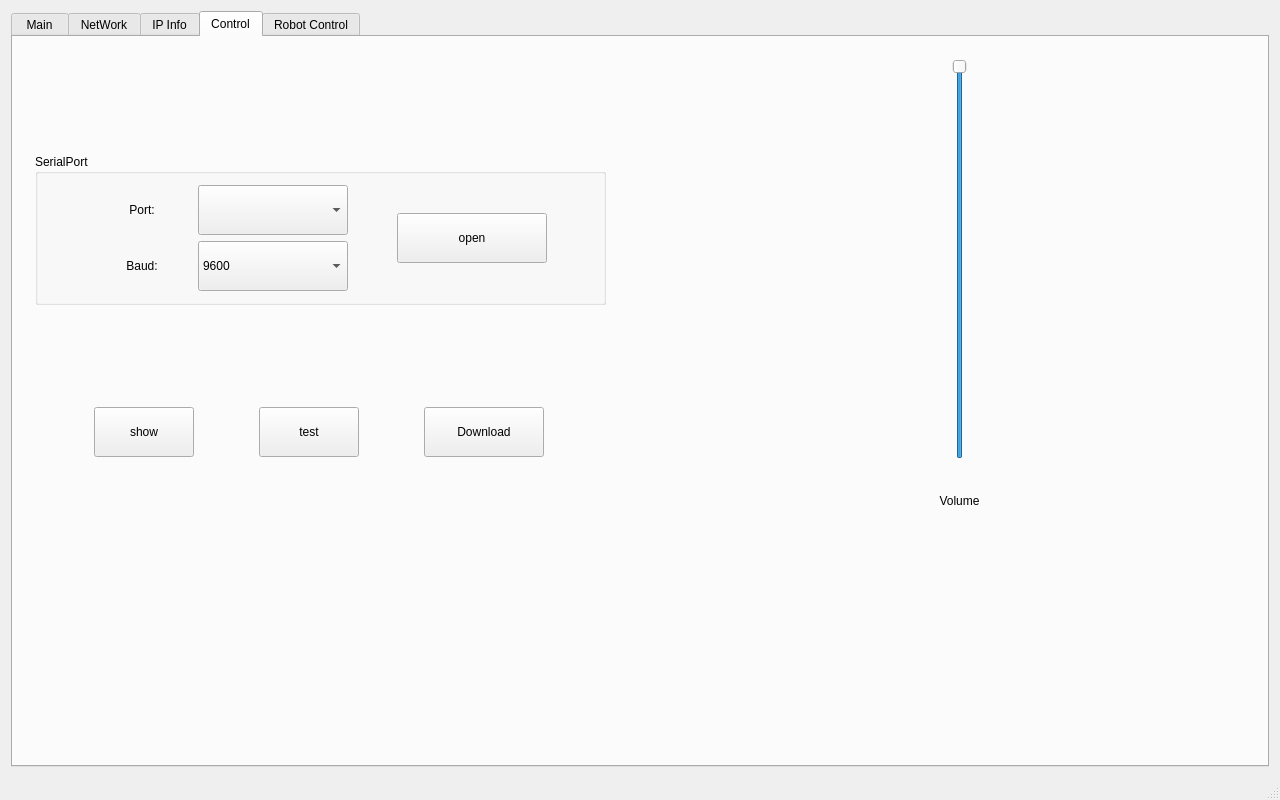
Before: the Qt Designer form mainwindow.ui in wylnii/service-robot, drawn with Qt 5.
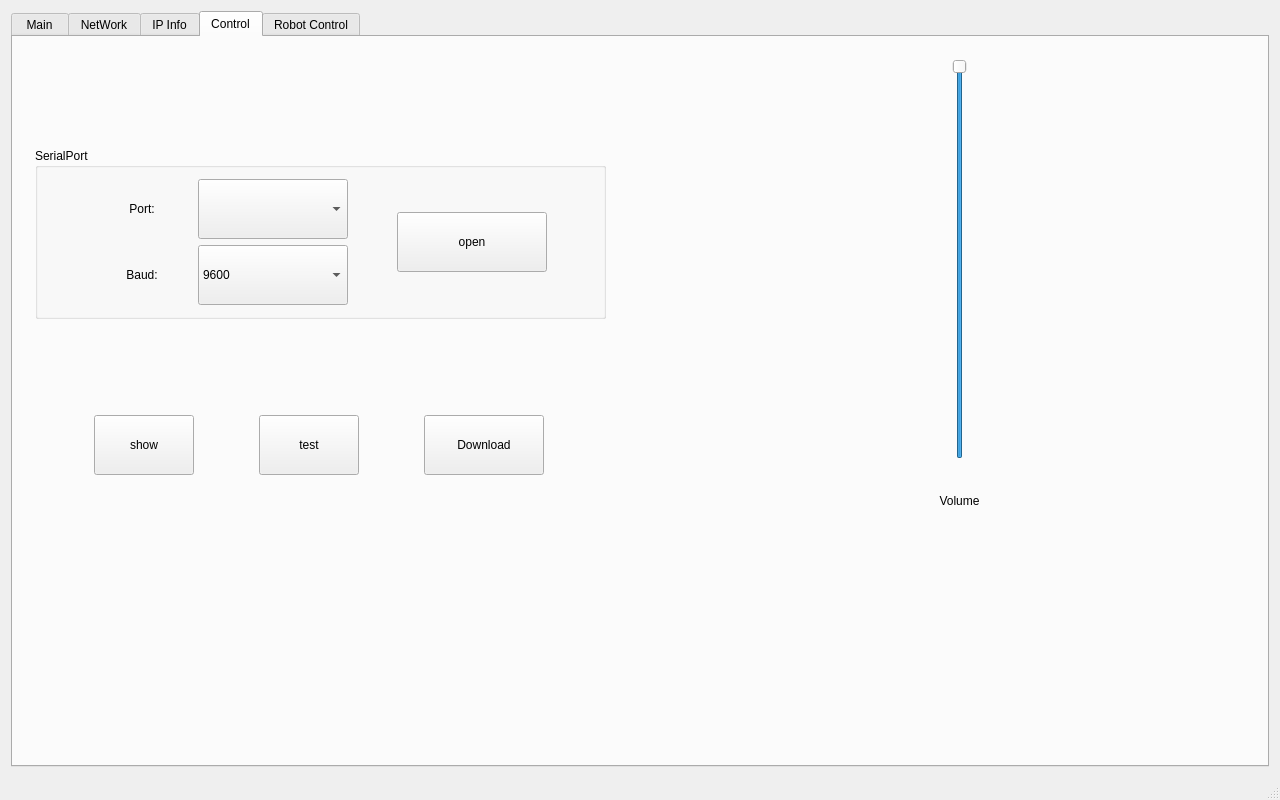
After: the same form once the commit is applied. Icons and pictures are not drawn.

Patch:
```diff
--- a/mainwindow.ui
+++ b/mainwindow.ui
@@ -249,10 +249,16 @@
                   </item>
                   <item row="0" column="1">
                    <widget class="QComboBox" name="comboBox">
+                    <property name="sizePolicy">
+                     <sizepolicy hsizetype="Preferred" vsizetype="Fixed">
+                      <horstretch>0</horstretch>
+                      <verstretch>0</verstretch>
+                     </sizepolicy>
+                    </property>
                     <property name="minimumSize">
                      <size>
                       <width>60</width>
-                      <height>50</height>
+                      <height>60</height>
                      </size>
                     </property>
                     <property name="maximumSize">
@@ -281,10 +287,16 @@
                   </item>
                   <item row="1" column="1">
                    <widget class="QComboBox" name="comboBox_2">
+                    <property name="sizePolicy">
+                     <sizepolicy hsizetype="Preferred" vsizetype="Fixed">
+                      <horstretch>0</horstretch>
+                      <verstretch>0</verstretch>
+                     </sizepolicy>
+                    </property>
                     <property name="minimumSize">
                      <size>
                       <width>60</width>
-                      <height>50</height>
+                      <height>60</height>
                      </size>
                     </property>
                     <property name="maximumSize">
@@ -329,10 +341,16 @@
                 </item>
                 <item row="0" column="1">
                  <widget class="QPushButton" name="pushButton_openPort">
+                  <property name="sizePolicy">
+                   <sizepolicy hsizetype="Minimum" vsizetype="Fixed">
+                    <horstretch>0</horstretch>
+                    <verstretch>0</verstretch>
+                   </sizepolicy>
+                  </property>
                   <property name="minimumSize">
                    <size>
                     <width>60</width>
-                    <height>50</height>
+                    <height>60</height>
                    </size>
                   </property>
                   <property name="maximumSize">
@@ -369,10 +387,16 @@
               <layout class="QHBoxLayout" name="horizontalLayout_2">
                <item>
                 <widget class="QToolButton" name="toolButton_show">
+                 <property name="sizePolicy">
+                  <sizepolicy hsizetype="Fixed" vsizetype="Fixed">
+                   <horstretch>0</horstretch>
+                   <verstretch>0</verstretch>
+                  </sizepolicy>
+                 </property>
                  <property name="minimumSize">
                   <size>
                    <width>100</width>
-                   <height>50</height>
+                   <height>60</height>
                   </size>
                  </property>
                  <property name="focusPolicy">
@@ -385,10 +409,16 @@
                </item>
                <item>
                 <widget class="QToolButton" name="toolButton_test">
+                 <property name="sizePolicy">
+                  <sizepolicy hsizetype="Fixed" vsizetype="Fixed">
+                   <horstretch>0</horstretch>
+                   <verstretch>0</verstretch>
+                  </sizepolicy>
+                 </property>
                  <property name="minimumSize">
                   <size>
                    <width>100</width>
-                   <height>50</height>
+                   <height>60</height>
                   </size>
                  </property>
                  <property name="focusPolicy">
@@ -410,7 +440,7 @@
                  <property name="minimumSize">
                   <size>
                    <width>120</width>
-                   <height>50</height>
+                   <height>60</height>
                   </size>
                  </property>
                  <property name="focusPolicy">
```
